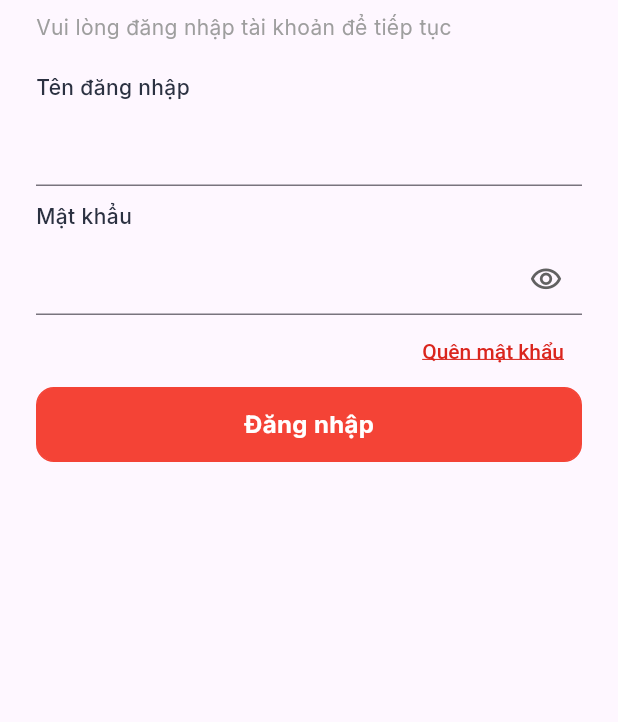
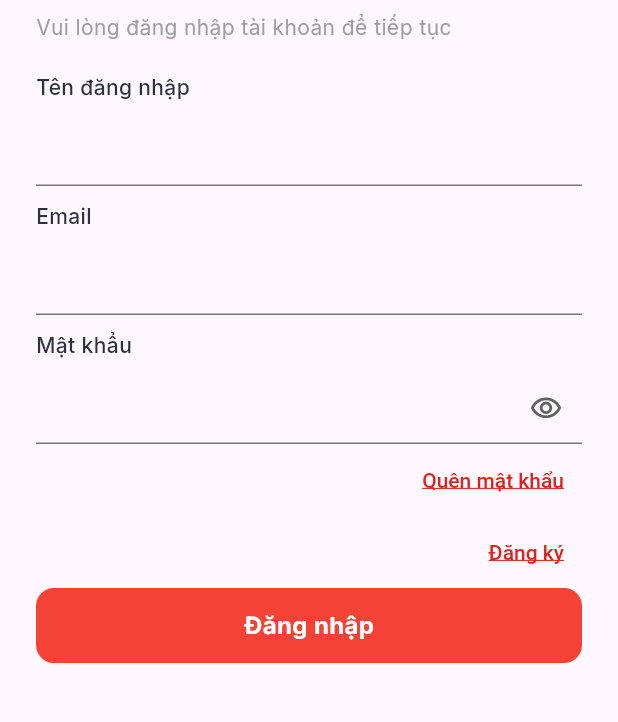
Before and after one commit to bantrungrong/DA_CNTT_nhom8, a Flutter app: the LoginScreen screen opened directly, on a phone screen of 412 x 824 dp, the part 303-1025 px from its top. Run offline on Flutter 3.47's test engine with Material 3 defaults, Android fonts, the phone set to English and light mode, and no system bars; our stand-ins replace dotted_border, equatable, flutter_easyloading, fluttertoast, gap, get and 4 more; missing offline and left inert: webview_flutter_plus; accounts and stored records are empty.

Commit message:
đăng ký

```diff
--- /dev/null
+++ b/lib/app/data/models/user.dart
@@ -0,0 +1,18 @@
+class User {
+  int user_id;
+  String user_name;
+  String user_email;
+  String user_password;
+  User(
+    this.user_id,
+    this.user_name,
+    this.user_email,
+    this.user_password,
+  );
+  Map<String, dynamic> toJson() => {
+        'user_id': user_id.toString(),
+        'user_name': user_name,
+        'user_email': user_email,
+        'user_password': user_password,
+      };
+}
--- a/lib/app/data/providers/api_provider.dart
+++ b/lib/app/data/providers/api_provider.dart
@@ -1 +1,5 @@
-class API {}
+class API{
+  static const hostConnect = "http://192.168.1.5/api_drink_app/";
+  static const signUp = "$hostConnect/signup.php";
+  static const validateEmail = "$hostConnect/validate.php";
+}
--- a/lib/app/screen/home_page/home_page.dart
+++ b/lib/app/screen/home_page/home_page.dart
@@ -38,7 +38,7 @@ class _HomePageScreenState extends State<HomePageScreen> {
             children: [
               GestureDetector(
                   onTap: () {
-                    Get.to(EventScreen());
+                    Get.to(const EventScreen());
                   },
                   child: _buildCell('Tin tức Đại lý')),
               GestureDetector(
@@ -58,7 +58,7 @@ class _HomePageScreenState extends State<HomePageScreen> {
     return Container(
       height: 100,
       width: 100,
-      padding: EdgeInsets.symmetric(horizontal: 10, vertical: 8),
+      padding: const EdgeInsets.symmetric(horizontal: 10, vertical: 8),
       decoration: BoxDecoration(
         color: Colors.white,
         borderRadius: BorderRadius.circular(12),
@@ -67,7 +67,7 @@ class _HomePageScreenState extends State<HomePageScreen> {
             color: Colors.grey.withOpacity(0.1),
             spreadRadius: 1,
             blurRadius: 1,
-            offset: Offset(0, 2), // changes the direction of shadow
+            offset: const Offset(0, 2), // changes the direction of shadow
           ),
         ],
       ),
--- a/lib/app/screen/login_screen/login_screen.dart
+++ b/lib/app/screen/login_screen/login_screen.dart
@@ -1,10 +1,16 @@
+import 'dart:convert';
 import 'package:flutter/material.dart';
+import 'package:fluttertoast/fluttertoast.dart';
 import 'package:gap/gap.dart';
 import 'package:get/get.dart';
 import 'package:getxapp/app/core/values/colors.dart';
 import 'package:getxapp/app/core/values/strings.dart';
+import 'package:getxapp/app/data/models/user.dart';
 import 'package:getxapp/app/screen/home_page/home_page_logined.dart';
 import 'package:getxapp/app/widget/button.dart';
+import 'package:http/http.dart' as http;
+
+import '../../data/providers/api_provider.dart';
 
 class LoginScreen extends StatefulWidget {
   const LoginScreen({super.key});
@@ -14,88 +20,60 @@ class LoginScreen extends StatefulWidget {
 }
 
 class _LoginScreenState extends State<LoginScreen> {
-  final List<Map<String, String>> users = [
-    {'username': '', 'password': ''},
-    {'username': '', 'password': ''},
-    {'username': '', 'password': ''},
-  ];
-  final TextEditingController usernameController = TextEditingController();
-  final TextEditingController passwordController = TextEditingController();
-  Future<void> _login(BuildContext context) async {
-    String username = usernameController.text;
-    String password = passwordController.text;
-
-    // Kiểm tra xem tên người dùng và mật khẩu có trong danh sách không
-    bool isValidUser = false;
-    for (var user in users) {
-      if (user['username'] == username && user['password'] == password) {
-        isValidUser = true;
-        break;
-      }
-    }
-
-    if (isValidUser) {
-      showDialog(
-        context: context,
-        barrierDismissible: false, // prevent dismissing by tapping outside
-        builder: (context) => AlertDialog(
-          content: Column(
-            mainAxisSize: MainAxisSize.min,
-            children: [
-              CircularProgressIndicator(),
-              const SizedBox(height: 16),
-              Text('Đang đăng nhập...'),
-            ],
-          ),
-        ),
-      );
-      await Future.delayed(Duration(seconds: 2));
-      Navigator.pop(context); // Close loading dialog
-      Get.to(HomePageScreenLogined());
-    } else {
-      showDialog(
-        context: context,
-        builder: (context) => AlertDialog(
-          insetPadding: const EdgeInsets.all(10),
-          content: Container(
-            height: 120,
-            child: Column(
-              children: [
-                Text(
-                  'Đăng nhập không thành công',
-                  style: AppStyle.bold(fontSize: 16),
-                ),
-                Text(
-                  'Tên người dùng hoặc mật khẩu không chính xác',
-                  textAlign: TextAlign.center,
-                  style: AppStyle.regular(fontSize: 16),
-                ),
-                TextButton(
-                  onPressed: () => Navigator.pop(context),
-                  child: Text('OK'),
-                ),
-              ],
-            ),
-          ),
-        ),
-      );
-    }
-  }
+  var name = TextEditingController();
+  var email = TextEditingController();
+  var password = TextEditingController();
+  var formKey=GlobalKey<FormState>();
 
   @override
   Widget build(BuildContext context) {
     return Scaffold(
-      body: SafeArea(
-        child: Container(
-          child: SingleChildScrollView(
-            scrollDirection: Axis.vertical,
-            child: _buildBody(context),
-          ),
+      body:  ListView(
+          scrollDirection: Axis.vertical,
+        children: [
+          _buildBody(context)
+        ],
         ),
-      ),
+
     );
   }
+  validateUser() async {
+    try{
+      var res = await http.post(Uri.parse(API.validateEmail),body: {
+        'user_email': email.text.trim(),
+      });
+      if(res.statusCode == 200){
+        var resBody = jsonDecode(res.body);
+        if(resBody['emailFound']){
+          Fluttertoast.showToast(msg: 'try another email');
+        }else{
+          saveUser();
+        }
+      }
+    }
+        catch(e){
 
+        }
+  }
+  saveUser()async{
+    User userModel = User(1, name.text.trim(), email.text.trim(), password.text.trim());
+    try{
+      var res = await http.post(Uri.parse(API.signUp),body: userModel.toJson());
+      if(res.statusCode == 200){
+        var resBodySignUp = jsonDecode(res.body);
+        if(resBodySignUp['success']==true){
+          Fluttertoast.showToast(msg: 'đăng kí thành công');
+        }
+        else
+          {
+            Fluttertoast.showToast(msg: 'đăng kí thất bại');
+          }
+      }
+    }catch(e){
+      print(e.toString());
+      Fluttertoast.showToast(msg: e.toString());
+    }
+  }
   Widget _buildBody(BuildContext context) {
     return Padding(
       padding: const EdgeInsets.only(left: 24, right: 24),
@@ -103,9 +81,7 @@ class _LoginScreenState extends State<LoginScreen> {
           // crossAxisAlignment: CrossAxisAlignment.start,
           mainAxisAlignment: MainAxisAlignment.spaceBetween,
           children: [
-            Container(
-              height: MediaQuery.of(context).size.height * 0.8,
-              child: Column(
+            Column(
                 crossAxisAlignment: CrossAxisAlignment.start,
                 children: [
                   GestureDetector(
@@ -125,7 +101,7 @@ class _LoginScreenState extends State<LoginScreen> {
                           color: AppColors.primary,
                         )),
                   ),
-                  Gap(132),
+                  const Gap(132),
                   const Text(
                     'Đăng nhập',
                     style: TextStyle(
@@ -140,6 +116,8 @@ class _LoginScreenState extends State<LoginScreen> {
                   ),
                   const Gap(20),
                   _buildTextFieldUserName(),
+                  const Gap(10),
+                  _buildTextFieldEmail(),
                   const Gap(10),
                   _buildTextFieldPassword(),
                   Row(mainAxisAlignment: MainAxisAlignment.end, children: [
@@ -158,8 +136,32 @@ class _LoginScreenState extends State<LoginScreen> {
                       ),
                     )
                   ]),
+                   Row(mainAxisAlignment: MainAxisAlignment.end, children: [
+                      TextButton(
+                        onPressed: () {
+                          validateUser();
+                        },
+                        child: RichText(
+                          text: const TextSpan(
+                            text: 'Đăng ký',
+                            style: TextStyle(
+                              fontWeight: FontWeight.w500,
+                              fontSize: 14,
+                              color: AppColors.primary,
+                              decoration: TextDecoration.underline,
+                            ),
+                          ),
+                        ),
+                      )
+                    ]),
+
                   GestureDetector(
-                    onTap: () => _login(context),
+                    onTap: (){
+                      // if(formKey.currentState!.validate()){
+                      //   validateUser();
+                      // }
+                      Get.to(HomePageScreenLogined());
+                    },
                     child: ButtonApp(
                         height: 50,
                         width: Get.width * 0.9,
@@ -169,8 +171,8 @@ class _LoginScreenState extends State<LoginScreen> {
                   )
                 ],
               ),
-            ),
-            Gap(24)
+
+            const Gap(24)
           ]),
     );
   }
@@ -189,7 +191,35 @@ class _LoginScreenState extends State<LoginScreen> {
         SizedBox(
           width: MediaQuery.of(context).size.height,
           child: TextFormField(
-            controller: usernameController,
+            controller: name,
+            readOnly: false,
+            maxLines: 1,
+            autovalidateMode: AutovalidateMode.onUserInteraction,
+            decoration: const InputDecoration(
+              errorStyle: TextStyle(height: 0),
+              contentPadding: EdgeInsets.all(10),
+            ),
+          ),
+        )
+      ],
+    );
+  }
+
+  Widget _buildTextFieldEmail() {
+    return Column(
+      crossAxisAlignment: CrossAxisAlignment.start,
+      children: [
+        Text(
+          'Email',
+          style: AppStyle.medium(
+            fontSize: 14,
+          ),
+        ),
+        const Gap(8),
+        SizedBox(
+          width: MediaQuery.of(context).size.height,
+          child: TextFormField(
+            controller: email,
             readOnly: false,
             maxLines: 1,
             autovalidateMode: AutovalidateMode.onUserInteraction,
@@ -204,7 +234,7 @@ class _LoginScreenState extends State<LoginScreen> {
   }
 
   Widget _buildTextFieldPassword() {
-    bool _passwordVisible = false;
+    bool passwordVisible = false;
     return Column(
       crossAxisAlignment: CrossAxisAlignment.start,
       children: [
@@ -218,17 +248,17 @@ class _LoginScreenState extends State<LoginScreen> {
         SizedBox(
           width: MediaQuery.of(context).size.height,
           child: TextFormField(
-            controller: passwordController,
+            controller: password,
             readOnly: false,
             maxLines: 1,
-            obscureText: !_passwordVisible,
+            obscureText: !passwordVisible,
             autovalidateMode: AutovalidateMode.onUserInteraction,
             decoration: InputDecoration(
                 errorStyle: const TextStyle(height: 0),
                 contentPadding: const EdgeInsets.all(10),
                 suffixIcon: IconButton(
                   icon: Icon(
-                    !_passwordVisible
+                    !passwordVisible
                         ? Icons.visibility_outlined
                         // ignore: dead_code
                         : Icons.visibility_off_outlined,
@@ -237,7 +267,7 @@ class _LoginScreenState extends State<LoginScreen> {
                   ),
                   onPressed: () {
                     setState(() {
-                      _passwordVisible = !_passwordVisible;
+                      passwordVisible = !passwordVisible;
                     });
                   },
                 )),
--- a/lib/app/widget/widget_product.dart
+++ b/lib/app/widget/widget_product.dart
@@ -21,8 +21,8 @@ class _WidgetUserState extends State<WidgetUser> {
   Widget build(BuildContext context) {
     return Container(
       height: 66,
-      padding: EdgeInsets.symmetric(vertical: 12),
-      margin: EdgeInsets.only(left: 24),
+      padding: const EdgeInsets.symmetric(vertical: 12),
+      margin: const EdgeInsets.only(left: 24),
       child: Row(mainAxisAlignment: MainAxisAlignment.start, children: [
         Container(
           height: 40,
@@ -32,7 +32,7 @@ class _WidgetUserState extends State<WidgetUser> {
               borderRadius: BorderRadius.circular(100),
               image: DecorationImage(image: AssetImage(widget.assetsname))),
         ),
-        Gap(12),
+        const Gap(12),
         Column(
           crossAxisAlignment: CrossAxisAlignment.start,
           children: [
--- a/pubspec.yaml
+++ b/pubspec.yaml
@@ -42,6 +42,8 @@ dependencies:
   google_fonts: 6.1.0
   webview_flutter_plus:
   gap:
+  http: ^1.2.0
+  fluttertoast: ^8.0.7
   # The following adds the Cupertino Icons font to your application.
   # Use with the CupertinoIcons class for iOS style icons.
 
```
Also changed, not shown: lib/app/modules/home/home_view.dart (+6 -8 lines), lib/app/screen/event_screen/event_screen.dart (+10 -8 lines), lib/app/screen/home_page/home_page_logined.dart (+5 -5 lines), lib/app/screen/product/product.dart (+16 -18 lines), pubspec.lock.
